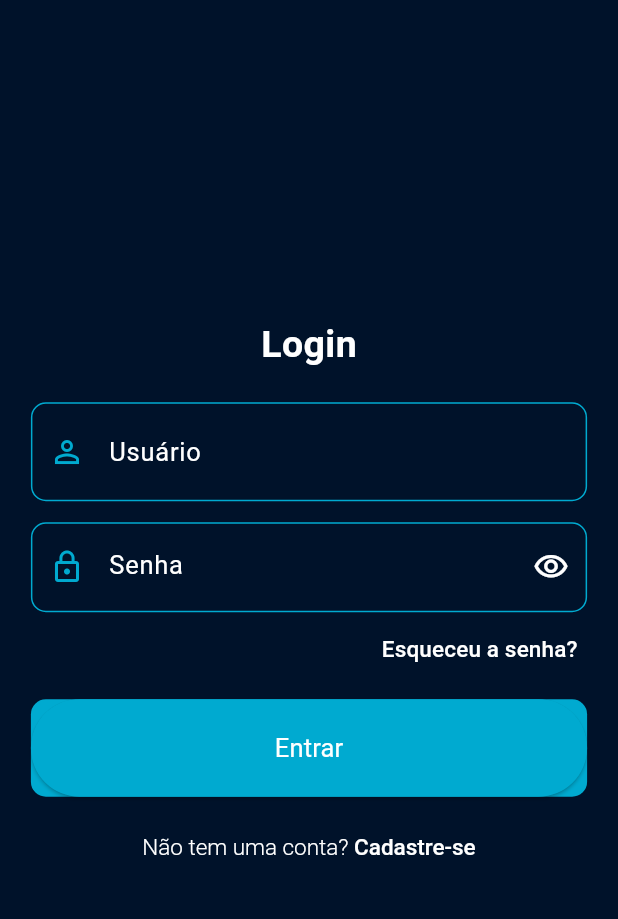
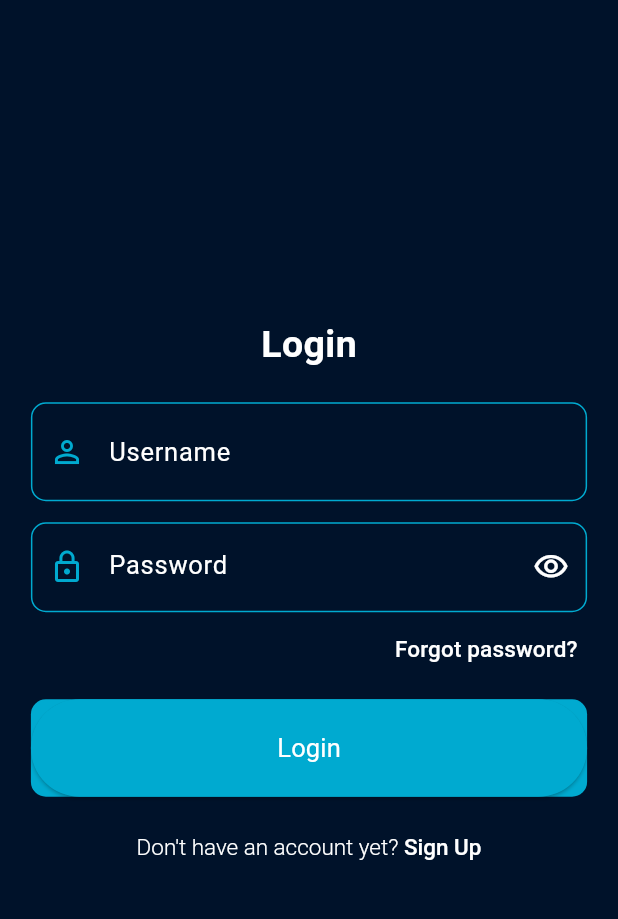
Before and after one commit to conect2ai/search_app, a Flutter app: the screen it shows after launch, after a tap on "Login", on a phone screen of 412 x 824 dp, the part 59-978 px from its top. Run offline on Flutter 3.47's test engine with Material 3 defaults, Android fonts, the phone set to English and light mode, and no system bars; our stand-ins replace bloc, camera, file_picker, flutter_bloc, flutter_modular, flutter_secure_storage and 5 more; missing offline and left inert: audio_waveforms, flutter_config; generated files the repository leaves out were written again.

Commit message:
[Feat]-auth page, login , signup e chatpage atualizados

```diff
--- /dev/null
+++ b/l10n.yaml
@@ -0,0 +1,3 @@
+arb-dir: lib/l10n
+template-arb-file: app_en.arb
+output-localization-file: app_localizations.dart
--- a/lib/app/features/auth/interactor/bloc/auth_bloc.dart
+++ b/lib/app/features/auth/interactor/bloc/auth_bloc.dart
@@ -1,5 +1,8 @@
+import 'dart:ui';
+
 import 'package:bloc/bloc.dart';
 import 'package:flutter_modular/flutter_modular.dart';
+import 'package:shared_preferences/shared_preferences.dart';
 
 import '../../../../core/entities/auth_user.dart';
 import '../../data/auth_repository.dart';
@@ -9,6 +12,7 @@ import '../states/auth_state.dart';
 class AuthBloc extends Bloc<AuthEvent, AuthState> {
   AuthUser userAuth = AuthUser();
   AuthRepository authRepository;
+  SharedPreferences? _prefs;
 
   AuthBloc({required this.authRepository}) : super(LoginState()) {
     on<SwitchToLoginEvent>((event, emit) =>
@@ -33,4 +37,21 @@ class AuthBloc extends Bloc<AuthEvent, AuthState> {
   Future<void> recoverPassword(String email) async {
     await authRepository.recoverPassword(email);
   }
+
+  Future<String?> getLanguage() async {
+    _prefs = await SharedPreferences.getInstance();
+    if (_prefs != null) {
+      if (_prefs!.containsKey('language')) {
+        final language = _prefs!.getString('language');
+        return language;
+      }
+    }
+    return null;
+  }
+
+  Future<void> setLanguage(Locale locale) async {
+    if (_prefs != null) {
+      await _prefs!.setString('language', locale.languageCode);
+    }
+  }
 }
--- a/lib/app/features/auth/ui/auth_screen.dart
+++ b/lib/app/features/auth/ui/auth_screen.dart
@@ -1,9 +1,14 @@
+import 'dart:io';
+
+import 'package:app_search/extensions/context_extansion.dart';
 import 'package:flutter/material.dart';
 import 'package:flutter_modular/flutter_modular.dart';
 
+import '../../../../streams/general_stream.dart';
 import '../../../core/themes/app_colors.dart';
 import '../../../core/themes/app_text_styles.dart';
 import '../../../core/widgets/custom_appbar.dart';
+import '../interactor/bloc/auth_bloc.dart';
 
 class AuthScreen extends StatefulWidget {
   const AuthScreen({super.key});
@@ -13,9 +18,24 @@ class AuthScreen extends StatefulWidget {
 }
 
 class _AuthScreenState extends State<AuthScreen> with CustomAppbar {
+  final _authBloc = Modular.get<AuthBloc>();
+  bool _locale = false;
   @override
   void initState() {
+    _getLanguage();
     super.initState();
+  }
+
+  Future<void> _getLanguage() async {
+    final language = await _authBloc.getLanguage();
+    if (language != null) {
+      _locale = language == 'pt';
+    } else {
+      _locale = Platform.localeName == 'pt_BR';
+    }
+    setState(() {
+      GeneralStream.languageStream.add(Locale(_locale == false ? 'en' : 'pt'));
+    });
   }
 
   @override
@@ -55,7 +75,7 @@ class _AuthScreenState extends State<AuthScreen> with CustomAppbar {
                 SizedBox(
                   width: 270,
                   child: Text(
-                    'Dúvidas em relação ao seu carro? Obtenha respostas de forma prática sem precisar consultar manuais complexos.',
+                    context.localizations.appIntroText,
                     style: AppTextStyles.authScreenSubtitleTextStyle,
                     textAlign: TextAlign.center,
                   ),
@@ -81,7 +101,7 @@ class _AuthScreenState extends State<AuthScreen> with CustomAppbar {
                     onPressed: () =>
                         Modular.to.pushReplacementNamed('/auth/sign-up'),
                     child: Text(
-                      'Cadastro',
+                      context.localizations.signUp,
                       style: AppTextStyles.authScreenButtonsTextStyle,
                     ),
                   ),
@@ -110,7 +130,34 @@ class _AuthScreenState extends State<AuthScreen> with CustomAppbar {
                 ),
               ],
             ),
-          )
+          ),
+          Positioned(
+              top: 0,
+              right: 10,
+              child: Row(
+                children: [
+                  const Text(
+                    'EN',
+                    style: TextStyle(color: Colors.white),
+                  ),
+                  Switch(
+                      value: _locale,
+                      activeColor: AppColors.mainColor,
+                      inactiveTrackColor: Colors.grey,
+                      onChanged: (value) async {
+                        setState(() {
+                          _locale = value;
+                        });
+                        final locale = Locale(_locale == false ? 'en' : 'pt');
+                        await _authBloc.setLanguage(locale);
+                        GeneralStream.languageStream.add(locale);
+                      }),
+                  const Text(
+                    'PT-BR',
+                    style: TextStyle(color: Colors.white),
+                  ),
+                ],
+              ))
         ],
       ),
     );
--- a/lib/app/features/auth/ui/login_screen.dart
+++ b/lib/app/features/auth/ui/login_screen.dart
@@ -1,8 +1,10 @@
 import 'dart:io';
 import 'dart:ui';
 
+import 'package:app_search/extensions/context_extansion.dart';
 import 'package:flutter/material.dart';
 import 'package:flutter_modular/flutter_modular.dart';
+// import 'package:loader_overlay/loader_overlay.dart';
 
 import '../../../core/themes/app_colors.dart';
 import '../../../core/themes/app_text_styles.dart';
@@ -53,10 +55,8 @@ class _LoginScreenState extends State<LoginScreen>
     try {
       _loginBloc.updateLoginButton(true);
       await _authBloc.login(userData).then((_) async {
+        _apiKey = await _homeBloc.checkIfUserHasKey();
         _loginBloc.updateLoginButton(false);
-
-        _apiKey = await _homeBloc.checkIfUserHasKey();
-        // Modular.to.pushReplacementNamed('/chat/');
         _apiKey == null
             ? Modular.to.pushReplacementNamed('/home/')
             : Modular.to.pushReplacementNamed('/check-api-key/');
@@ -72,8 +72,7 @@ class _LoginScreenState extends State<LoginScreen>
         return;
       }
       _loginBloc.updateLoginButton(false);
-      generateSnackBar(
-          'Erro ao tentar realizar login. Tente novamente.', context);
+      generateSnackBar(context.localizations.erroLogin, context);
     }
   }
 
@@ -105,7 +104,7 @@ class _LoginScreenState extends State<LoginScreen>
                   textAlignVertical: TextAlignVertical.center,
                   cursorColor: AppColors.mainColor,
                   decoration: InputDecoration(
-                    hintText: 'Usuário',
+                    hintText: context.localizations.username,
                     hintStyle: const TextStyle(
                         fontSize: 17,
                         color: Colors.white,
@@ -156,7 +155,7 @@ class _LoginScreenState extends State<LoginScreen>
                               : Icons.visibility_outlined,
                           color: Colors.white,
                         )),
-                    hintText: 'Senha',
+                    hintText: context.localizations.password,
                     hintStyle: const TextStyle(
                         fontSize: 17,
                         color: Colors.white,
@@ -191,9 +190,9 @@ class _LoginScreenState extends State<LoginScreen>
                   child: TextButton(
                     onPressed: () => Modular.to
                         .pushReplacementNamed('/auth/recover-password'),
-                    child: const Text(
-                      'Esqueceu a senha?',
-                      style: TextStyle(
+                    child: Text(
+                      context.localizations.forgotPassword,
+                      style: const TextStyle(
                           fontWeight: FontWeight.w500,
                           fontSize: 15,
                           color: Colors.white),
@@ -224,13 +223,13 @@ class _LoginScreenState extends State<LoginScreen>
                               color: Colors.white);
                         } else {
                           return Text(
-                            'Entrar',
+                            'Login',
                             style: AppTextStyles.authScreenButtonsTextStyle,
                           );
                         }
                       } else {
                         return Text(
-                          'Entrar',
+                          'Login',
                           style: AppTextStyles.authScreenButtonsTextStyle,
                         );
                       }
@@ -245,16 +244,16 @@ class _LoginScreenState extends State<LoginScreen>
                 onPressed: () =>
                     Modular.to.pushReplacementNamed('/auth/sign-up'),
                 child: RichText(
-                  text: const TextSpan(
-                      text: 'Não tem uma conta? ',
-                      style: TextStyle(
+                  text: TextSpan(
+                      text: context.localizations.dontHaveAccountYet,
+                      style: const TextStyle(
                           fontWeight: FontWeight.w300,
                           fontSize: 15,
                           color: Colors.white),
                       children: [
                         TextSpan(
-                            text: 'Cadastre-se',
-                            style: TextStyle(
+                            text: context.localizations.signUp,
+                            style: const TextStyle(
                                 fontWeight: FontWeight.w500,
                                 fontSize: 15,
                                 color: Colors.white))
--- a/lib/app/features/auth/ui/widgets/login_form.dart
+++ b/lib/app/features/auth/ui/widgets/login_form.dart
@@ -1,6 +1,7 @@
 import 'dart:io';
 import 'dart:ui';
 
+import 'package:app_search/extensions/context_extansion.dart';
 import 'package:flutter/material.dart';
 import 'package:flutter_modular/flutter_modular.dart';
 
@@ -93,7 +94,7 @@ class _LoginFormState extends State<LoginForm> with SnackBarMixin {
                 textAlignVertical: TextAlignVertical.center,
                 cursorColor: AppColors.mainColor,
                 decoration: InputDecoration(
-                  hintText: 'Usuário',
+                  hintText: context.localizations.username,
                   hintStyle: const TextStyle(
                       fontSize: 17,
                       color: AppColors.mainColor,
@@ -141,7 +142,7 @@ class _LoginFormState extends State<LoginForm> with SnackBarMixin {
                             : Icons.visibility_outlined,
                         color: AppColors.mainColor,
                       )),
-                  hintText: 'Senha',
+                  hintText: context.localizations.password,
                   hintStyle: const TextStyle(
                       fontSize: 17,
                       color: AppColors.mainColor,
@@ -167,23 +168,6 @@ class _LoginFormState extends State<LoginForm> with SnackBarMixin {
                 ),
               ),
             ),
-            // Align(
-            //   alignment: Alignment.topRight,
-            //   child: Padding(
-            //     padding:  EdgeInsets.only(right: 15),
-            //     child: TextButton(
-            //       onPressed: () =>
-            //           Modular.to.pushReplacementNamed('/recover-password/'),
-            //       child:  Text(
-            //         'Esqueceu a senha?',
-            //         style: TextStyle(
-            //             fontWeight: FontWeight.w500,
-            //             fontSize: 15,
-            //             color: Colors.white),
-            //       ),
-            //     ),
-            //   ),
-            // ),
             const SizedBox(
               height: 10,
             ),
@@ -198,7 +182,7 @@ class _LoginFormState extends State<LoginForm> with SnackBarMixin {
                     backgroundColor: AppColors.mainColor),
                 onPressed: _saveFormData,
                 child: const Text(
-                  'Entrar',
+                  'Login',
                 ),
               ),
             ),
@@ -211,16 +195,16 @@ class _LoginFormState extends State<LoginForm> with SnackBarMixin {
                 _authBloc.add(SwitchToSignUpEvent());
               },
               child: RichText(
-                text: const TextSpan(
-                    text: 'Não tem uma conta? ',
-                    style: TextStyle(
+                text: TextSpan(
+                    text: context.localizations.dontHaveAccountYet,
+                    style: const TextStyle(
                         fontWeight: FontWeight.w300,
                         fontSize: 15,
                         color: AppColors.mainColor),
                     children: [
                       TextSpan(
-                          text: 'Cadastre-se',
-                          style: TextStyle(
+                          text: context.localizations.registerYourself,
+                          style: const TextStyle(
                               fontWeight: FontWeight.w500,
                               fontSize: 15,
                               color: AppColors.mainColor))
--- a/lib/app/features/chat/ui/widgets/chat_page_input.dart
+++ b/lib/app/features/chat/ui/widgets/chat_page_input.dart
@@ -1,3 +1,4 @@
+import 'package:app_search/extensions/context_extansion.dart';
 import 'package:audio_waveforms/audio_waveforms.dart';
 import 'package:camera/camera.dart';
 import 'package:flutter/material.dart';
@@ -141,7 +142,7 @@ class _ChatPageInputState extends State<ChatPageInput> {
                             horizontal: 20, vertical: 0),
                         fillColor: Colors.grey.shade600,
                         filled: true,
-                        hintText: 'Mensagem',
+                        hintText: context.localizations.message,
                         hintStyle: AppTextStyles.chatInputHintTextStyle,
                         border: OutlineInputBorder(
                             borderRadius: BorderRadius.circular(10),
--- a/lib/app/main.dart
+++ b/lib/app/main.dart
@@ -1,24 +1,58 @@
 import 'dart:io';
 
 import 'package:flutter/material.dart';
+import 'package:flutter/services.dart';
 import 'package:flutter_config/flutter_config.dart';
 import 'package:flutter_modular/flutter_modular.dart';
+import 'package:intl/date_symbol_data_local.dart';
+import 'package:flutter_gen/gen_l10n/app_localizations.dart';
 
+import '../streams/general_stream.dart';
 import 'app_module.dart';
 import 'core/themes/app_colors.dart';
 
 void main() async {
   WidgetsFlutterBinding.ensureInitialized();
   await FlutterConfig.loadEnvVariables();
+  await initializeDateFormatting('en-us');
+  await SystemChrome.setPreferredOrientations([
+    DeviceOrientation.portraitUp,
+  ]);
 
   runApp(ModularApp(module: AppModule(), child: const MyApp()));
 }
 
-class MyApp extends StatelessWidget {
+class MyApp extends StatefulWidget {
   const MyApp({super.key});
 
   @override
+  State<MyApp> createState() => _MyAppState();
+}
+
+class _MyAppState extends State<MyApp> {
+  String _locale = '';
+  @override
+  void initState() {
+    _locale = Platform.localeName;
+
+    if (_locale != 'en_US' && _locale != 'pt-BR') {
+      _locale = 'en_US';
+    }
+    GeneralStream.languageStream.add(Locale(_locale));
+    super.initState();
+  }
+
+  @override
+  void dispose() {
+    GeneralStream.languageStream.close();
+    super.dispose();
+  }
+
+  @override
   Widget build(BuildContext context) {
+    return StreamBuilder<Locale>(
+        stream: GeneralStream.languageStream.stream,
+        builder: (context, snapshot) {
           return MaterialApp.router(
             theme: ThemeData(
               scaffoldBackgroundColor: AppColors.backgroundColor,
@@ -28,9 +62,16 @@ class MyApp extends StatelessWidget {
                 selectionHandleColor: AppColors.mainColor,
               ),
             ),
-      title: "Search App",
+            title: "ChatBot App",
             routerConfig: Modular.routerConfig,
             debugShowCheckedModeBanner: false,
+            localizationsDelegates: AppLocalizations.localizationsDelegates,
+            supportedLocales: const [
+              Locale('en'), // English
+              Locale('pt'), // Portuguese
+            ],
+            locale: snapshot.data,
           );
+        });
   }
 }
--- /dev/null
+++ b/lib/extensions/context_extansion.dart
@@ -0,0 +1,6 @@
+import 'package:flutter/material.dart';
+import 'package:flutter_gen/gen_l10n/app_localizations.dart';
+
+extension BuildContextEnxtension on BuildContext {
+  AppLocalizations get localizations => AppLocalizations.of(this)!;
+}
--- /dev/null
+++ b/lib/streams/general_stream.dart
@@ -0,0 +1,8 @@
+import 'dart:async';
+import 'dart:ui';
+
+class GeneralStream {
+  const GeneralStream._();
+
+  static StreamController<Locale> languageStream = StreamController.broadcast();
+}
```
Also changed, not shown: lib/app/features/api_key/ui/check_api_key_screen.dart (+4 -3 lines), lib/app/features/auth/ui/recover_password_screen.dart (+10 -10 lines), lib/app/features/auth/ui/sign_up_screen.dart (+10 -10 lines), lib/app/features/chat/ui/pages/chat_page.dart (+4 -40 lines), lib/app/features/home/ui/widgets/api_key_input.dart (+14 -13 lines), lib/l10n/app_en.arb (added, +161 -0 lines), lib/l10n/app_pt.arb (added, +162 -0 lines), pubspec.yaml (+6 -1 lines), pubspec.lock. Lines whose indentation alone changed are shown as unchanged.
